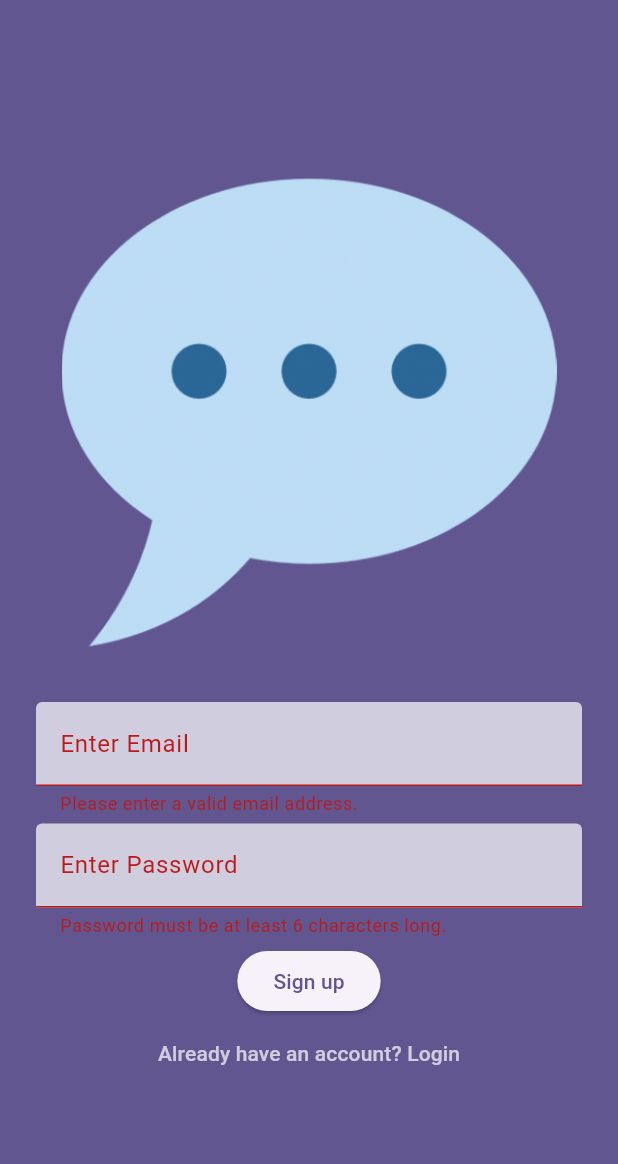
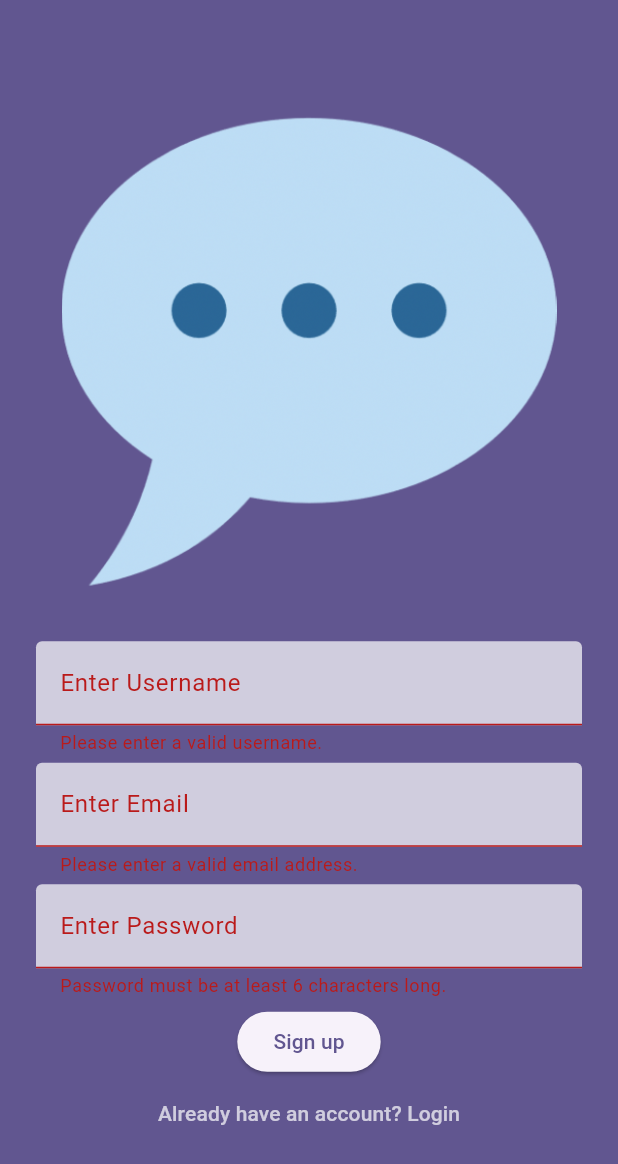
Before and after one commit to ferdoushasanpr/flutter-chat-application, a Flutter app: the screen it shows after launch, after a tap on "Login", after a tap on "Don't have any account? Sign up", after a tap on "Sign up", on a phone screen of 412 x 824 dp. Shown: the top 1164 px of the screen. Run offline on Flutter 3.47's test engine with Material 3 defaults, Android fonts, the phone set to English and light mode, and no system bars; our stand-ins replace cloud_firestore, firebase_auth, firebase_core; accounts and stored records are empty.

Commit message:
feat(add): Chat Messages Screen Added and Firebase Database Integrated.

```diff
--- a/lib/screens/auth_screen.dart
+++ b/lib/screens/auth_screen.dart
@@ -1,7 +1,9 @@
+import 'package:cloud_firestore/cloud_firestore.dart';
 import 'package:flutter/material.dart';
 import 'package:firebase_auth/firebase_auth.dart';
 
 final _firebase = FirebaseAuth.instance;
+final db = FirebaseFirestore.instance;
 
 class AuthScreen extends StatefulWidget {
   const AuthScreen({super.key});
@@ -16,6 +18,7 @@ class _AuthScreenState extends State<AuthScreen> {
   bool isLogin = true;
   String _enteredEmail = "";
   String _enteredPassword = "";
+  String _enteredUsername = "";
 
   void _onSubmit() async {
     final isValid = formKey.currentState!.validate();
@@ -34,7 +37,10 @@ class _AuthScreenState extends State<AuthScreen> {
           email: _enteredEmail,
           password: _enteredPassword,
         );
-        print(data);
+        await db.collection('users').doc(data.user!.uid).set({
+          'user_email': data.user!.email,
+          'user_name': _enteredUsername,
+        });
       }
     } on FirebaseAuthException {
       ScaffoldMessenger.of(context).showSnackBar(
@@ -66,6 +72,28 @@ class _AuthScreenState extends State<AuthScreen> {
                 padding: const EdgeInsets.all(8.0),
                 child: Column(
                   children: [
+                    if (!isLogin)
+                      TextFormField(
+                        validator: (value) {
+                          if (value == null || value.trim().isEmpty) {
+                            return 'Please enter a valid username.';
+                          }
+
+                          return null;
+                        },
+                        onSaved: (value) {
+                          _enteredUsername = value!.trim();
+                        },
+                        keyboardType: TextInputType.emailAddress,
+                        decoration: InputDecoration(
+                          labelText: "Enter Username",
+                          fillColor: Colors.white70,
+                          filled: true,
+                        ),
+                        autocorrect: false,
+                        textCapitalization: TextCapitalization.none,
+                      ),
+                    if (!isLogin) SizedBox(height: 5),
                     TextFormField(
                       validator: (value) {
                         if (value == null ||
--- a/pubspec.yaml
+++ b/pubspec.yaml
@@ -36,6 +36,8 @@ dependencies:
   cupertino_icons: ^1.0.8
   firebase_core: ^4.2.1
   firebase_auth: ^6.1.2
+  image_picker: ^1.2.1
+  cloud_firestore: ^6.1.0
 
 dev_dependencies:
   flutter_test:
```
Also changed, not shown: lib/screens/dashboard_screen.dart (+8 -1 lines), lib/widgets/chat_messages.dart (added, +10 -0 lines), lib/widgets/new_message.dart (added, +45 -0 lines), pubspec.lock, 5 other files.
